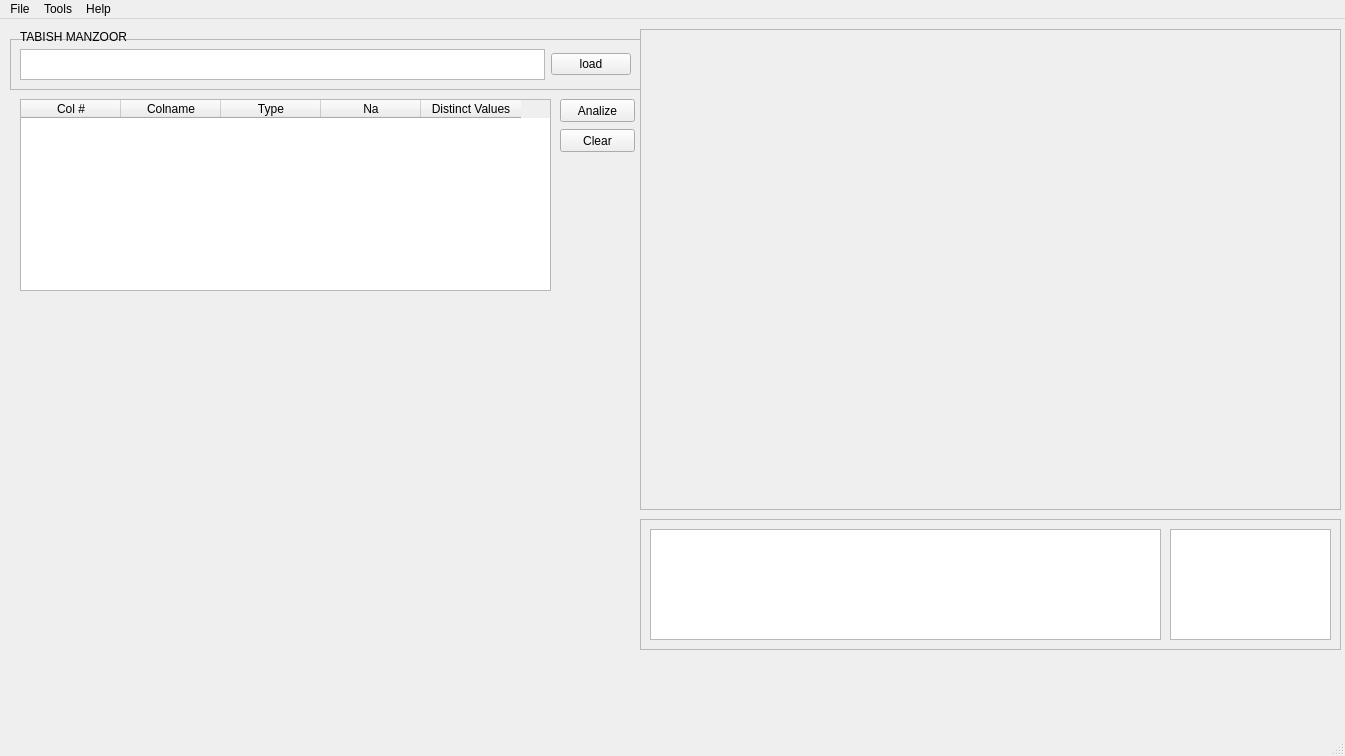
This is mainview.ui in tallalj/automated-dm as Qt 5 draws it before an edit. The edited form follows.
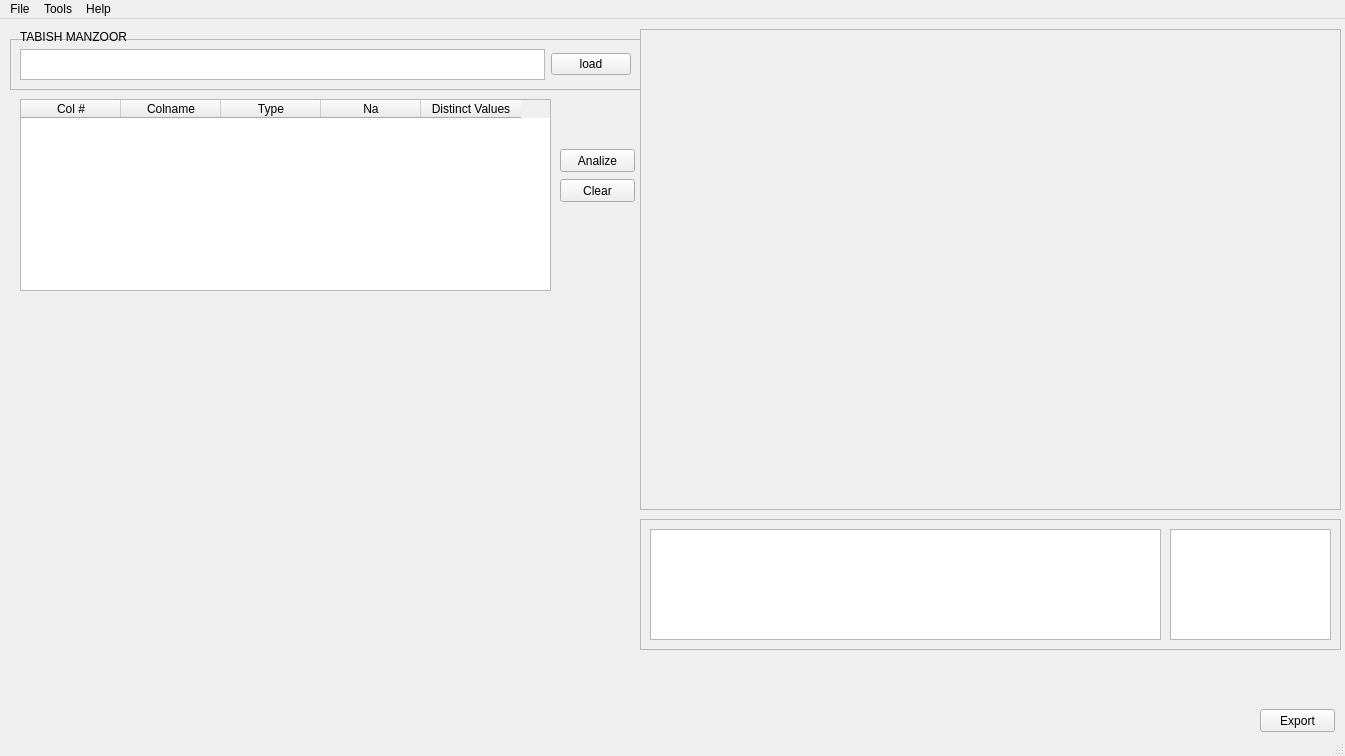
This is the edited form.

Commit message:
Export button
Export Button added. Did some unknown changes to lots of file.. oh yeah
added indentation

```diff
--- a/mainview.ui
+++ b/mainview.ui
@@ -89,7 +89,7 @@
     <property name="geometry">
      <rect>
       <x>560</x>
-      <y>80</y>
+      <y>130</y>
       <width>75</width>
       <height>23</height>
      </rect>
@@ -102,7 +102,7 @@
     <property name="geometry">
      <rect>
       <x>560</x>
-      <y>110</y>
+      <y>160</y>
       <width>75</width>
       <height>23</height>
      </rect>
@@ -176,6 +176,19 @@
      <string>TABISH MANZOOR</string>
     </property>
    </widget>
+   <widget class="QPushButton" name="exportButton">
+    <property name="geometry">
+     <rect>
+      <x>1260</x>
+      <y>690</y>
+      <width>75</width>
+      <height>23</height>
+     </rect>
+    </property>
+    <property name="text">
+     <string>Export</string>
+    </property>
+   </widget>
   </widget>
   <widget class="QMenuBar" name="menubar">
    <property name="geometry">
```
The commit also changes 9 other files.
